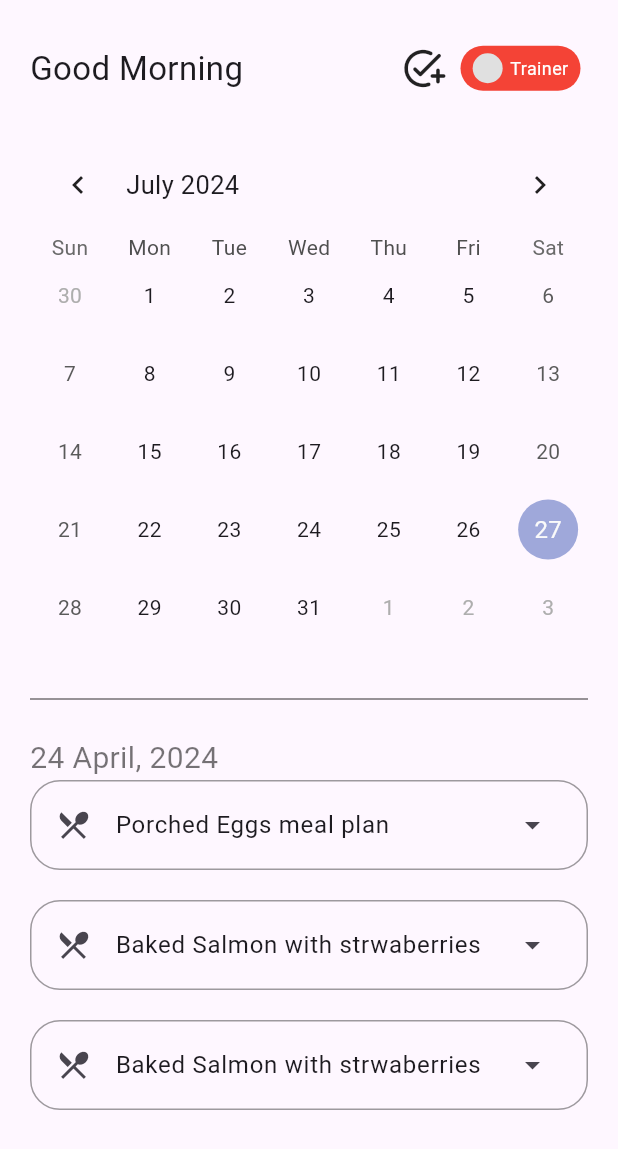
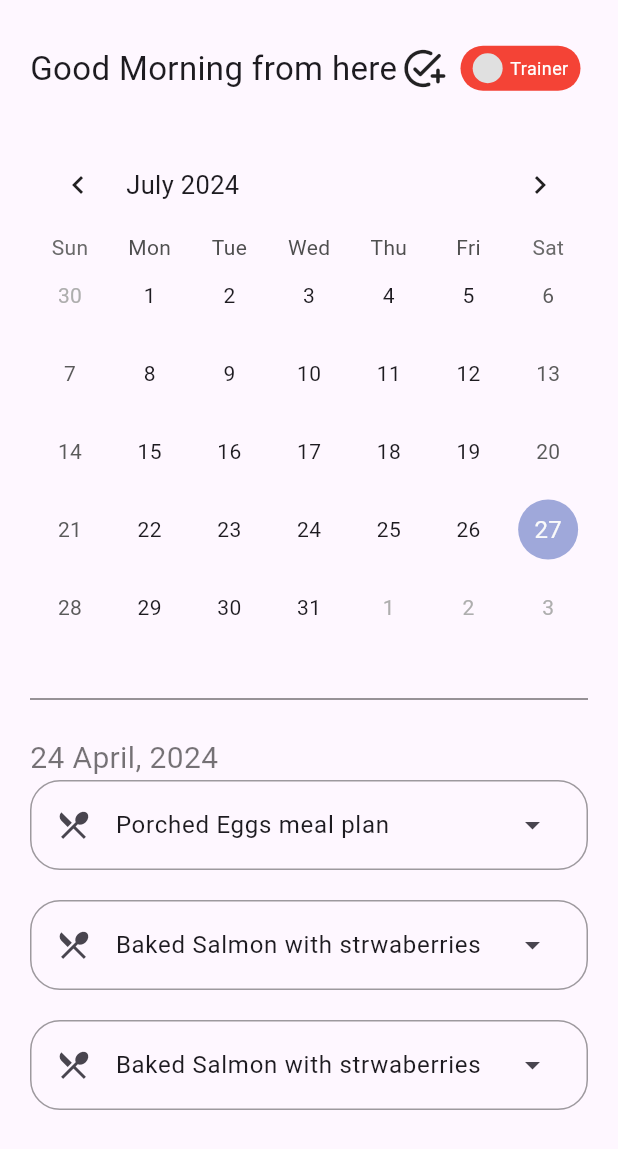
Before and after one commit to factorgh/fitness-recipe, a Flutter app: the CalendarScreen screen opened directly, on a phone screen of 412 x 824 dp. Shown: the top 1149 px of the screen. Run offline on Flutter 3.47's test engine with Material 3 defaults, Android fonts, the phone set to English and light mode, and no system bars; drawn by our look-alikes of table_calendar; our stand-ins replace dio, flutter_rating_stars, flutter_speed_dial, flutter_svg, image_picker, shared_preferences and 1 more; accounts and stored records are empty.

Commit message:
update trainer landing page

```diff
--- a/lib/screens/calendar_screen.dart
+++ b/lib/screens/calendar_screen.dart
@@ -44,7 +44,7 @@ class _CalendarScreenState extends State<CalendarScreen> {
                     print(token);
                   },
                   child: const Text(
-                    'Good Morning',
+                    'Good Morning from here',
                     style: TextStyle(fontSize: 22),
                   ),
                 ),
```
